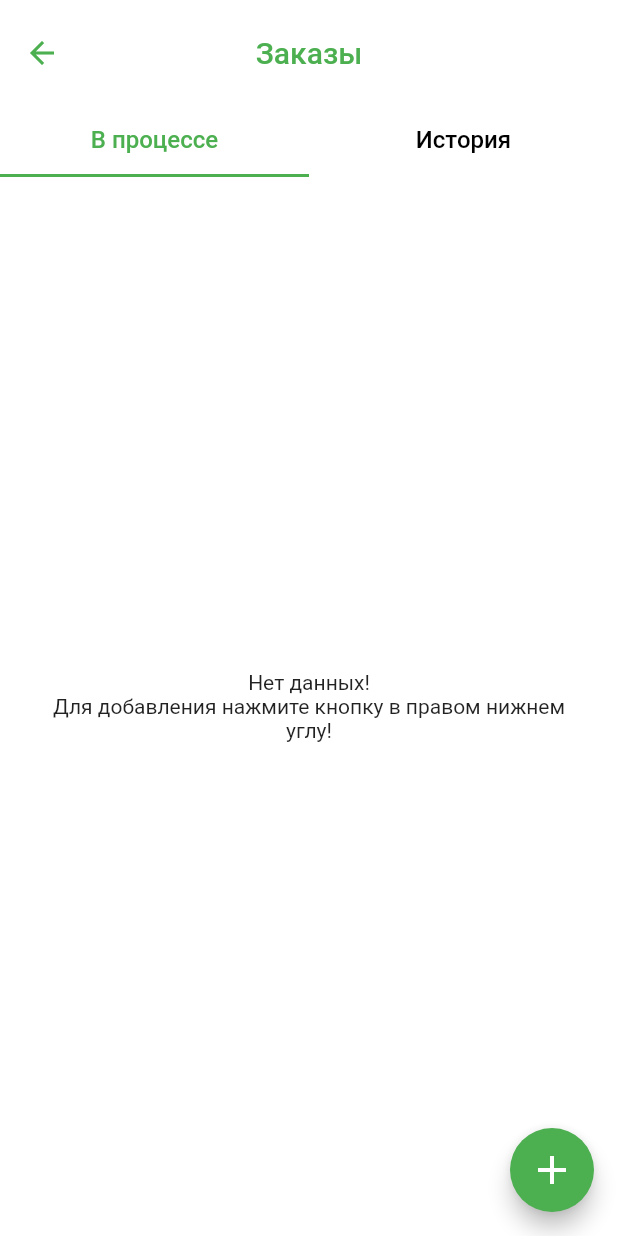
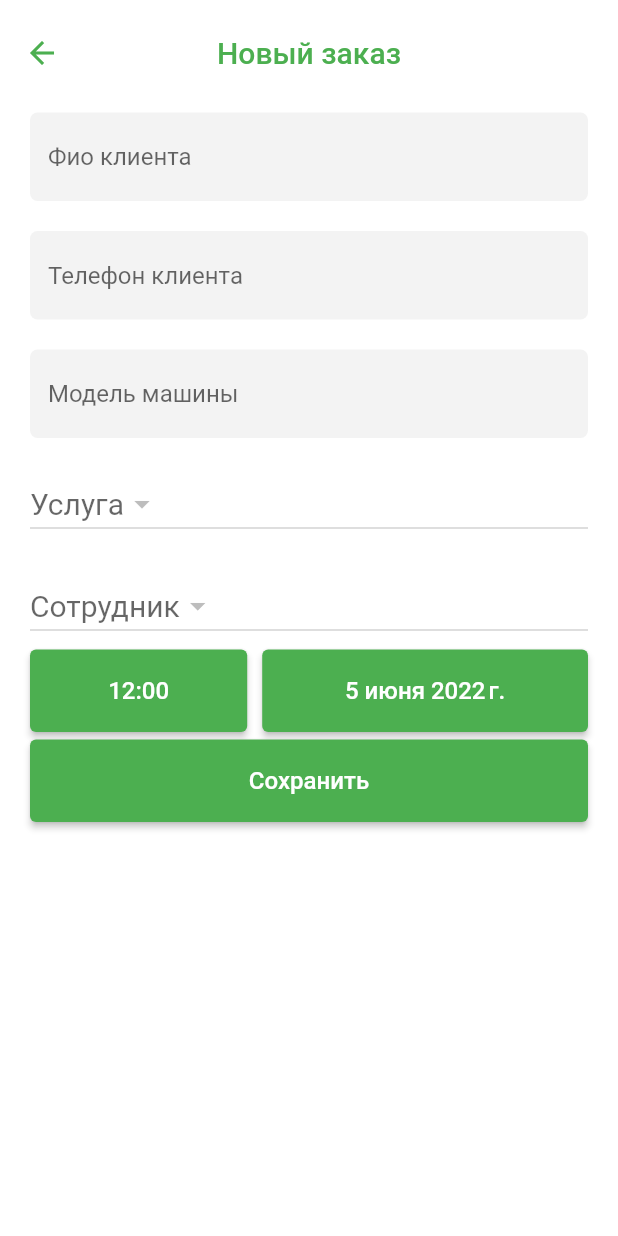
Before and after one commit to EgorShiryaev/TireManager, a Flutter app: the OrdersScreen screen opened directly, after a tap on the "add" icon, on a phone screen of 412 x 824 dp. Run offline on Flutter 3.47's test engine with Material 2 defaults, Android fonts, the phone set to English and light mode, and no system bars; our stand-ins replace flutter_svg, google_fonts, hive, hive_flutter; accounts and stored records are empty; statements that could not run were skipped.

Commit message:
Реализована страница добавления заказа

```diff
--- a/lib/app_theme.dart
+++ b/lib/app_theme.dart
@@ -78,5 +78,17 @@ class AppTheme {
       unselectedLabelColor: Colors.black,
       unselectedLabelStyle: _captionStyle,
     ),
+    timePickerTheme: TimePickerThemeData(
+      dialTextColor: Colors.black,
+      backgroundColor: Colors.green,
+      hourMinuteColor: Colors.grey.shade400,
+      dayPeriodColor: Colors.grey.shade400,
+      dayPeriodBorderSide: BorderSide.none,
+      entryModeIconColor: Colors.white,
+      helpTextStyle: GoogleFonts.roboto(
+        color: Colors.white,
+        fontSize: 18,
+      ),
+    ),
   );
 }
--- a/lib/main.dart
+++ b/lib/main.dart
@@ -1,5 +1,6 @@
 import 'package:flutter/material.dart';
 import 'package:hive_flutter/hive_flutter.dart';
+import 'package:intl/date_symbol_data_local.dart';
 import 'package:provider/provider.dart';
 import 'package:tire_manager/app_theme.dart';
 import 'package:tire_manager/datasources/local_datasource.dart';
@@ -11,6 +12,7 @@ import 'package:tire_manager/screens/main_menu_screen.dart';
 import 'screens/screens.dart';
 
 Future<void> main() async {
+  await initializeDateFormatting();
   await Hive.initFlutter();
   WidgetsFlutterBinding.ensureInitialized();
   final datasource = LocalDatasource();
--- a/lib/models/employee.dart
+++ b/lib/models/employee.dart
@@ -6,6 +6,7 @@ class Employee {
   /// id сотрудника
   @HiveField(0)
   int? id;
+
   /// Имя сотрудника
   @HiveField(1)
   String name;
@@ -18,6 +19,8 @@ class Employee {
   @HiveField(3)
   String fatherName;
 
+  String get initials => '${surname} ${name[0]}. ${fatherName[0]}.';
+
   Employee({
     required this.name,
     required this.surname,
--- a/lib/screens/auth_screen.dart
+++ b/lib/screens/auth_screen.dart
@@ -2,7 +2,6 @@ import 'package:flutter/material.dart';
 import 'package:provider/provider.dart';
 import 'package:tire_manager/assets.dart';
 import 'package:tire_manager/providers/auth_provider.dart';
-import 'package:tire_manager/screens/main_menu_screen.dart';
 import 'package:tire_manager/widgets/widgets.dart';
 
 class AuthScreen extends StatefulWidget {
--- /dev/null
+++ b/lib/screens/order_form_screen.dart
@@ -0,0 +1,39 @@
+import 'package:flutter/material.dart';
+import 'package:provider/provider.dart';
+import 'package:tire_manager/models/order.dart';
+import 'package:tire_manager/providers/orders_provider.dart';
+import 'package:tire_manager/widgets/orders_screen/order_form.dart';
+
+class OrderFormScreen extends StatefulWidget {
+  final Order? order;
+  const OrderFormScreen({Key? key, this.order}) : super(key: key);
+
+  @override
+  State<OrderFormScreen> createState() => _OrderFormScreenState();
+}
+
+class _OrderFormScreenState extends State<OrderFormScreen> {
+  void onSave(Order newOrder) {
+    if (widget.order == null) {
+      Provider.of<OrdersProvider>(context, listen: false).addOrder(newOrder);
+    } else {
+      Provider.of<OrdersProvider>(context, listen: false).updateOrder(newOrder);
+    }
+  }
+
+  @override
+  Widget build(BuildContext context) {
+    return Scaffold(
+      appBar: AppBar(
+        title: Text(widget.order == null
+            ? 'Новый заказ'
+            : 'Заказ №${widget.order!.orderNumber}'),
+        centerTitle: true,
+      ),
+      body: OrderForm(
+        onSave: onSave,
+        order: widget.order,
+      ),
+    );
+  }
+}
--- a/lib/screens/orders_screen.dart
+++ b/lib/screens/orders_screen.dart
@@ -3,10 +3,25 @@ import 'package:provider/provider.dart';
 import 'package:tire_manager/models/order.dart';
 import 'package:tire_manager/models/order_status.dart';
 import 'package:tire_manager/providers/orders_provider.dart';
+import 'package:tire_manager/screens/order_form_screen.dart';
 import 'package:tire_manager/widgets/orders_screen/orders_list_view.dart';
 
-class OrdersScreen extends StatelessWidget {
+class OrdersScreen extends StatefulWidget {
   const OrdersScreen({Key? key}) : super(key: key);
+
+  @override
+  State<OrdersScreen> createState() => _OrdersScreenState();
+}
+
+class _OrdersScreenState extends State<OrdersScreen> {
+  _addOrder() {
+    Navigator.push(
+      context,
+      MaterialPageRoute(
+        builder: (context) => const OrderFormScreen(),
+      ),
+    );
+  }
 
   @override
   Widget build(BuildContext context) {
@@ -23,10 +38,12 @@ class OrdersScreen extends StatelessWidget {
             ],
           ),
         ),
-        body: Consumer<OrdersProvider>(builder: (context, value, _) {
+        body: Consumer<OrdersProvider>(
+          builder: (context, value, _) {
             final inProcessOrders = <Order>[];
             final history = <Order>[];
-          value.orders.forEach((element) => element.status == OrderStatus.issued
+            value.orders.forEach((element) =>
+                element.status == OrderStatus.issued
                     ? history.add(element)
                     : inProcessOrders.add(element));
             return TabBarView(
@@ -35,9 +52,10 @@ class OrdersScreen extends StatelessWidget {
                 OrdersListView(orders: history),
               ],
             );
-        }),
+          },
+        ),
         floatingActionButton: FloatingActionButton(
-          onPressed: () {},
+          onPressed: _addOrder,
           child: const Icon(Icons.add, size: 32),
         ),
       ),
--- a/lib/widgets/custom_text_field.dart
+++ b/lib/widgets/custom_text_field.dart
@@ -1,6 +1,7 @@
 import 'package:flutter/material.dart';
 
 class CustomTextField extends StatefulWidget {
+  final String hintText;
   final TextEditingController controller;
   final FocusNode focusNode;
 
@@ -8,6 +9,7 @@ class CustomTextField extends StatefulWidget {
     Key? key,
     required this.controller,
     required this.focusNode,
+    required this.hintText,
   }) : super(key: key);
 
   @override
@@ -30,8 +32,11 @@ class _CustomTextFieldState extends State<CustomTextField> {
         style: Theme.of(context).textTheme.caption,
         onEditingComplete: onEditingComplete,
         cursorColor: Colors.black12,
-        decoration: const InputDecoration(hintText: 'Логин')
-            .applyDefaults(Theme.of(context).inputDecorationTheme),
+        decoration: InputDecoration(
+          hintText: widget.hintText,
+        ).applyDefaults(
+          Theme.of(context).inputDecorationTheme,
+        ),
       ),
     );
   }
--- /dev/null
+++ b/lib/widgets/orders_screen/order_form.dart
@@ -0,0 +1,287 @@
+import 'package:flutter/material.dart';
+import 'package:intl/date_symbol_data_local.dart';
+import 'package:intl/intl.dart';
+import 'package:provider/provider.dart';
+import 'package:tire_manager/models/employee.dart';
+import 'package:tire_manager/models/order_status.dart';
+import 'package:tire_manager/providers/employees_provider.dart';
+import 'package:tire_manager/providers/services_provider.dart';
+import 'package:tire_manager/widgets/widgets.dart';
+
+import '../../models/order.dart';
+import '../../models/service.dart';
+
+class OrderForm extends StatefulWidget {
+  final Order? order;
+  final void Function(Order order) onSave;
+  const OrderForm({
+    Key? key,
+    this.order,
+    required this.onSave,
+  }) : super(key: key);
+
+  @override
+  State<OrderForm> createState() => _OrderFormState();
+}
+
+class _OrderFormState extends State<OrderForm> {
+  final clientNameController = TextEditingController();
+  final clientNameFocusNode = FocusNode();
+
+  final clientPhoneController = TextEditingController();
+  final clientPhoneFocusNode = FocusNode();
+
+  final carModelController = TextEditingController();
+  final carModelFocusNode = FocusNode();
+
+  Service? selectedService;
+  Employee? selectedEmployee;
+
+  DateTime issueDate = DateTime.now();
+  TimeOfDay issueTime = const TimeOfDay(hour: 12, minute: 0);
+
+  List<Service> services = [];
+  List<Employee> employees = [];
+
+  @override
+  void initState() {
+    initializeDateFormatting();
+    services = Provider.of<ServicesProvider>(context, listen: false).services;
+    employees =
+        Provider.of<EmployeesProvider>(context, listen: false).employees;
+
+    final order = widget.order;
+    if (order != null) {
+      clientNameController.text = order.clientName;
+      clientPhoneController.text = order.clientPhone;
+      carModelController.text = order.carModel;
+      selectedService = order.service;
+      selectedEmployee = order.employee;
+      issueDate = DateTime(
+        order.issueDateTime.year,
+        order.issueDateTime.month,
+        order.issueDateTime.day,
+      );
+      issueTime = TimeOfDay(
+        hour: order.issueDateTime.hour,
+        minute: order.issueDateTime.minute,
+      );
+    }
+    super.initState();
+  }
+
+  void onSelectService(Service? service) =>
+      setState(() => selectedService = service);
+
+  void onSelectEmployee(Employee? employee) =>
+      setState(() => selectedEmployee = employee);
+
+  final Widget _divider = const SizedBox(height: 10);
+
+  Future<void> _selectDate() async {
+    final now = DateTime.now();
+    final newDate = await showDatePicker(
+      context: context,
+      cancelText: 'Отмена',
+      confirmText: 'Готово',
+      helpText: 'Выберите дату',
+      initialDate: issueDate,
+      firstDate: now.subtract(const Duration(days: 365)),
+      lastDate: now.add(const Duration(days: 365)),
+    );
+    if (newDate != null) {
+      setState(() => issueDate = newDate);
+    }
+  }
+
+  Future<void> _selectTime() async {
+    final newTime = await showTimePicker(
+      context: context,
+      initialTime: issueTime,
+      cancelText: 'Отмена',
+      confirmText: 'Готово',
+      helpText: 'Выберите время',
+    );
+    if (newTime != null) {
+      setState(() => issueTime = newTime);
+    }
+  }
+
+  List<String> _generateFormValidateErrors() {
+    final errors = <String>[];
+    if (clientNameController.text == '') {
+      errors.add('"Фио клиента" должно быть заполнено');
+    }
+    if (clientPhoneController.text == '') {
+      errors.add('"Телефон клиента" должно быть заполнено');
+    }
+    if (carModelController.text == '') {
+      errors.add('"Модель машины" должно быть заполнено');
+    }
+    if (selectedService == null) {
+      errors.add('"Услуга" должна быть выбрана');
+    }
+    if (selectedEmployee == null) {
+      errors.add('"Сотрудник" должен быть выбран');
+    }
+    return errors;
+  }
+
+  void _onPressButton() {
+    final errors = _generateFormValidateErrors();
+    if (errors.isEmpty) {
+      final issueDateTime = DateTime(
+        issueDate.year,
+        issueDate.month,
+        issueDate.day,
+        issueTime.hour,
+        issueTime.minute,
+      );
+
+      var newOrder = Order(
+        status: OrderStatus.inProcess,
+        carModel: carModelController.text,
+        clientName: clientNameController.text,
+        clientPhone: clientPhoneController.text,
+        issueDateTime: issueDateTime,
+        service: selectedService!,
+        startDateTime: DateTime.now(),
+        employee: selectedEmployee!,
+      );
+
+      final order = widget.order;
+      if (order != null) {
+        newOrder.setStatusStartDateOrderNumber(
+          order.status,
+          order.startDateTime,
+          order.orderNumber!,
+        );
+      }
+      widget.onSave(newOrder);
+    } else {
+      ScaffoldMessenger.of(context).showSnackBar(
+        SnackBar(
+          content: Text(
+            errors.join('\n\n'),
+          ),
+        ),
+      );
+    }
+  }
+
+  @override
+  Widget build(BuildContext context) {
+    return SafeArea(
+      child: ListView(
+        keyboardDismissBehavior: ScrollViewKeyboardDismissBehavior.onDrag,
+        children: [
+          CustomTextField(
+            controller: clientNameController,
+            focusNode: clientNameFocusNode,
+            hintText: 'Фио клиента',
+          ),
+          _divider,
+          CustomTextField(
+            controller: clientPhoneController,
+            focusNode: clientPhoneFocusNode,
+            hintText: 'Телефон клиента',
+          ),
+          _divider,
+          CustomTextField(
+            controller: carModelController,
+            focusNode: carModelFocusNode,
+            hintText: 'Модель машины',
+          ),
+          _divider,
+          Padding(
+            padding: const EdgeInsets.symmetric(
+              horizontal: 20,
+              vertical: 5,
+            ),
+            child: DropdownButton<Service>(
+              style: const TextStyle(fontSize: 20),
+              hint: const Text('Услуга'),
+              value: selectedService,
+              items: services
+                  .map((e) => DropdownMenuItem<Service>(
+                        value: e,
+                        child: Text(e.title),
+                      ))
+                  .toList(),
+              onChanged: onSelectService,
+            ),
+          ),
+          _divider,
+          Padding(
+            padding: const EdgeInsets.symmetric(
+              horizontal: 20,
+              vertical: 5,
+            ),
+            child: DropdownButton<Employee>(
+              style: const TextStyle(fontSize: 20),
+              hint: const Text('Сотрудник'),
+              value: selectedEmployee,
+              items: employees
+                  .map((e) => DropdownMenuItem(
+                        value: e,
+                        child: Text(e.initials),
+                      ))
+                  .toList(),
+              onChanged: onSelectEmployee,
+            ),
+          ),
+          Padding(
+            padding: const EdgeInsets.symmetric(horizontal: 20),
+            child: Row(
+              children: [
+                Expanded(
+                  flex: 2,
+                  child: ElevatedButton(
+                    onPressed: _selectTime,
+                    child: Center(
+                      child: Text(
+                        DateFormat.Hm('ru').format(
+                          DateTime(
+                              2022, 1, 1, issueTime.hour, issueTime.minute),
+                        ),
+                        style: Theme.of(context).textTheme.button,
+                      ),
+                    ),
+                  ),
+                ),
+                const SizedBox(width: 10),
+                Expanded(
+                  flex: 3,
+                  child: ElevatedButton(
+                    onPressed: _selectDate,
+                    child: Center(
+                      child: Text(
+                        DateFormat.yMMMMd('ru').format(issueDate),
+                        style: Theme.of(context).textTheme.button,
+                      ),
+                    ),
+                  ),
+                ),
+              ],
+            ),
+          ),
+          CustomElevatedButton(
+            onPressed: _onPressButton,
+            title: 'Сохранить',
+          )
+        ],
+      ),
+    );
+  }
+
+  @override
+  void dispose() {
+    clientNameController.dispose();
+    clientNameFocusNode.dispose();
+    clientPhoneController.dispose();
+    clientPhoneFocusNode.dispose();
+    carModelController.dispose();
+    carModelFocusNode.dispose();
+    super.dispose();
+  }
+}
--- a/pubspec.yaml
+++ b/pubspec.yaml
@@ -19,6 +19,7 @@ dependencies:
   hive: ^2.2.1
   hive_generator: ^1.1.3
   provider: ^6.0.3
+  intl: ^0.17.0
 
 dev_dependencies:
   flutter_test:
```
Also changed, not shown: lib/models/order.dart (+10 -0 lines). Lines whose indentation alone changed are shown as unchanged.
